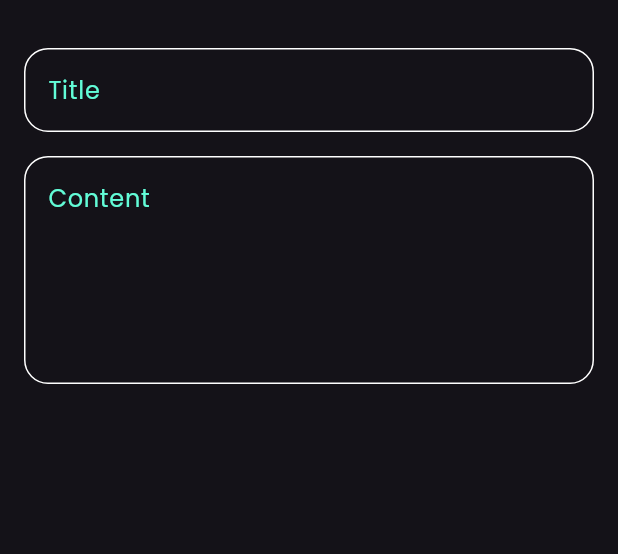
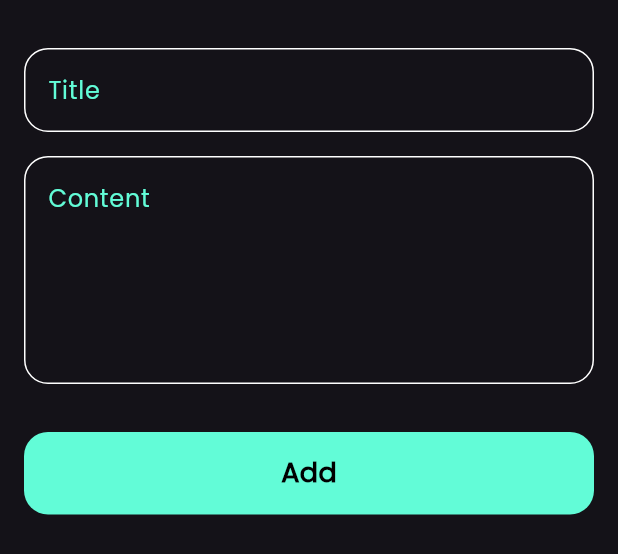
Before and after one commit to SamiDev016/notes_app, a Flutter app: the AddNoteButtomSheet widget shown alone on an empty page, opened directly, on a phone screen of 412 x 824 dp. Shown: the top 554 px of the screen. Run offline on Flutter 3.47's test engine with Material 3 defaults, Android fonts, the phone set to English and light mode, and no system bars; our stand-ins replace font_awesome_flutter.

Commit message:
add_buttom_sheet

```diff
--- a/lib/views/widgets/add_note_bottom_sheet.dart
+++ b/lib/views/widgets/add_note_bottom_sheet.dart
@@ -1,4 +1,5 @@
 import 'package:flutter/material.dart';
+import 'package:noteapp/views/widgets/custom_buttom.dart';
 import 'package:noteapp/views/widgets/custom_textField.dart';
 
 class AddNoteButtomSheet extends StatelessWidget {
@@ -8,6 +9,7 @@ class AddNoteButtomSheet extends StatelessWidget {
   Widget build(BuildContext context) {
     return const Padding(
       padding: EdgeInsets.symmetric(horizontal: 16),
+      child: SingleChildScrollView(
         child: Column(
           children: [
             SizedBox(
@@ -21,7 +23,15 @@ class AddNoteButtomSheet extends StatelessWidget {
               hint: "Content",
               maxLines: 5,
             ),
+            SizedBox(
+              height: 32,
+            ),
+            CustomButton(),
+            SizedBox(
+              height: 16,
+            )
           ],
+        ),
       ),
     );
   }
--- /dev/null
+++ b/lib/views/widgets/custom_buttom.dart
@@ -0,0 +1,26 @@
+
+import 'package:flutter/material.dart';
+import 'package:noteapp/constants.dart';
+
+class CustomButton extends StatelessWidget {
+  const CustomButton({super.key});
+
+  @override
+  Widget build(BuildContext context) {
+    return Container(
+      height: 55,
+      width: MediaQuery.of(context).size.width,
+      decoration: BoxDecoration(
+        color: KPrimaryColor,
+        borderRadius: BorderRadius.circular(16),
+      ),
+      child: const Center(
+        child: Text(
+          "Add",
+          style: TextStyle(
+              color: Colors.black, fontSize: 18, fontWeight: FontWeight.bold),
+        ),
+      ),
+    );
+  }
+}
```
Lines whose indentation alone changed are shown as unchanged.
